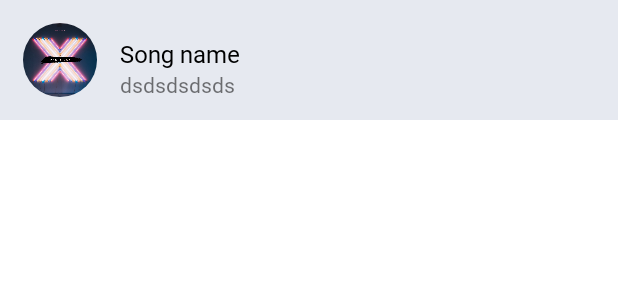
After one commit to piyush921/MusicApp, an Android app: the layout item_home_list_idle.xml on its own in the app's theme, with its tools: preview values and no code run, on a phone screen of 412 x 824 dp. The commit adds this screen. Shown: the top 300 px of the screen. Run offline under Robolectric (Android 15) with nearby library versions, the phone set to English and light mode, and no system bars.

Commit message:
Touch fix, song selection

```diff
--- a/app/build.gradle
+++ b/app/build.gradle
@@ -58,4 +58,7 @@ dependencies {
 
     //exoPlayer
     implementation 'com.google.android.exoplayer:exoplayer:2.15.0'
+
+    //Gson
+    implementation 'com.google.code.gson:gson:2.8.7'
 }
--- a/app/src/main/java/com/music/app/storage/PrefsHelper.kt
+++ b/app/src/main/java/com/music/app/storage/PrefsHelper.kt
@@ -2,6 +2,7 @@ package com.music.app.storage
 
 import android.content.Context
 import android.content.SharedPreferences
+import android.util.Log
 import java.lang.RuntimeException
 import javax.net.ssl.StandardConstants
 
--- /dev/null
+++ b/app/src/main/res/drawable/ic_music.xml
@@ -0,0 +1,5 @@
+<vector android:height="24dp" android:tint="#AEAEAE"
+    android:viewportHeight="24" android:viewportWidth="24"
+    android:width="24dp" xmlns:android="http://schemas.android.com/apk/res/android">
+    <path android:fillColor="@android:color/white" android:pathData="M12,3v10.55c-0.59,-0.34 -1.27,-0.55 -2,-0.55 -2.21,0 -4,1.79 -4,4s1.79,4 4,4 4,-1.79 4,-4V7h4V3h-6z"/>
+</vector>
--- /dev/null
+++ b/app/src/main/res/layout/item_home_list_idle.xml
@@ -0,0 +1,54 @@
+<?xml version="1.0" encoding="utf-8"?>
+<androidx.constraintlayout.widget.ConstraintLayout xmlns:android="http://schemas.android.com/apk/res/android"
+    xmlns:tools="http://schemas.android.com/tools"
+    android:layout_width="match_parent"
+    android:layout_height="wrap_content"
+    android:background="@color/white_transparent"
+    xmlns:app="http://schemas.android.com/apk/res-auto">
+
+    <de.hdodenhof.circleimageview.CircleImageView
+        android:id="@+id/song_poster"
+        android:layout_width="80dp"
+        android:layout_height="80dp"
+        android:padding="15dp"
+        android:src="@drawable/album_2"
+        app:layout_constraintLeft_toLeftOf="parent"
+        app:layout_constraintTop_toTopOf="parent" />
+
+    <TextView
+        android:id="@+id/song_name"
+        android:layout_width="wrap_content"
+        android:layout_height="wrap_content"
+        android:layout_marginBottom="10dp"
+        android:singleLine="true"
+        android:maxLength="25"
+        android:textColor="@color/black"
+        android:textSize="16sp"
+        android:text="Song name"
+        app:layout_constraintBottom_toBottomOf="parent"
+        app:layout_constraintStart_toEndOf="@+id/song_poster"
+        app:layout_constraintTop_toTopOf="parent"
+        app:layout_constraintVertical_bias="0.508" />
+
+    <TextView
+        android:id="@+id/album_name"
+        android:layout_width="wrap_content"
+        android:layout_height="wrap_content"
+        android:text="dsdsdsdsds"
+        app:layout_constraintTop_toBottomOf="@id/song_name"
+        app:layout_constraintLeft_toRightOf="@id/song_poster"/>
+
+    <ImageView
+        android:id="@+id/adjust"
+        android:layout_width="wrap_content"
+        android:layout_height="wrap_content"
+        android:layout_marginEnd="4dp"
+        android:padding="10dp"
+        android:visibility="gone"
+        android:src="@drawable/ic_grey_menu"
+        app:layout_constraintBottom_toBottomOf="parent"
+        app:layout_constraintEnd_toEndOf="parent"
+        app:layout_constraintRight_toRightOf="parent"
+        app:layout_constraintTop_toTopOf="parent" />
+
+</androidx.constraintlayout.widget.ConstraintLayout>
--- a/app/src/main/res/values/colors.xml
+++ b/app/src/main/res/values/colors.xml
@@ -9,4 +9,6 @@
     <color name="white">#FFFFFFFF</color>
 
     <color name="white_transparent">#e6e9f0</color>
+    <color name="grey">#c0c0c0</color>
+    <color name="dark_grey">#686868</color>
 </resources>
--- a/app/src/main/res/values/strings.xml
+++ b/app/src/main/res/values/strings.xml
@@ -2,8 +2,4 @@
     <string name="app_name">Music App</string>
     <string name="search">Search</string>
     <string name="lyrics">Lyrics</string>
-
-    <string name="player_channel_id">1234</string>
-    <string name="player_channel_desc">this is description</string>
-    <string name="player_channel_name">this is channel name</string>
 </resources>
```
Also changed, not shown: app/src/main/java/com/music/app/Constants.kt (+12 -11 lines), app/src/main/java/com/music/app/activities/HomeActivity.kt (+13 -10 lines), app/src/main/java/com/music/app/adapters/SongsAdapter.kt (+46 -5 lines), app/src/main/java/com/music/app/models/SongsModel.kt (+49 -13 lines), app/src/main/java/com/music/app/services/PlayerService.kt (+14 -12 lines), app/src/main/java/com/music/app/songsRepository/SongsRepository.kt (+14 -6 lines), app/src/main/res/layout/item_home_list_playing.xml (renamed from app/src/main/res/layout/item_home_list.xml, +8 -5 lines), app/src/main/res/layout/layout_music_player_bottom_sheet.xml (+15 -4 lines), app/src/main/res/drawable/ic_music.png (deleted).
